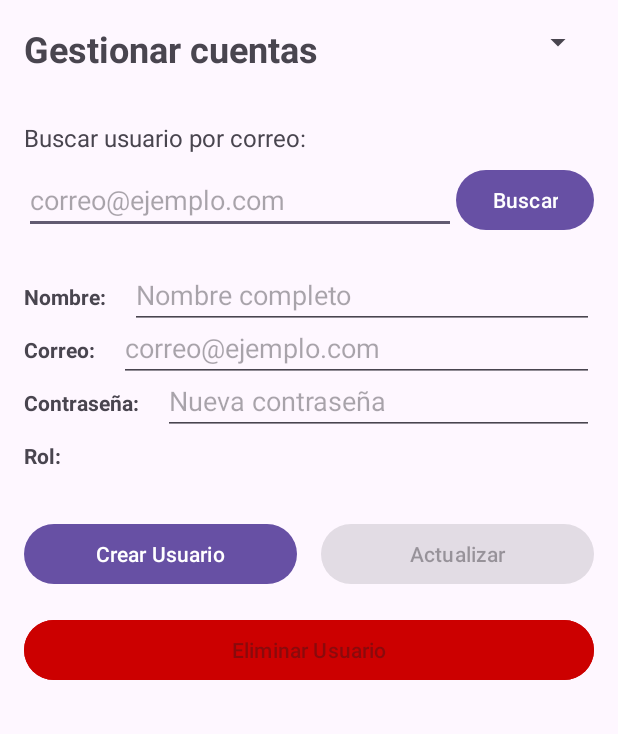
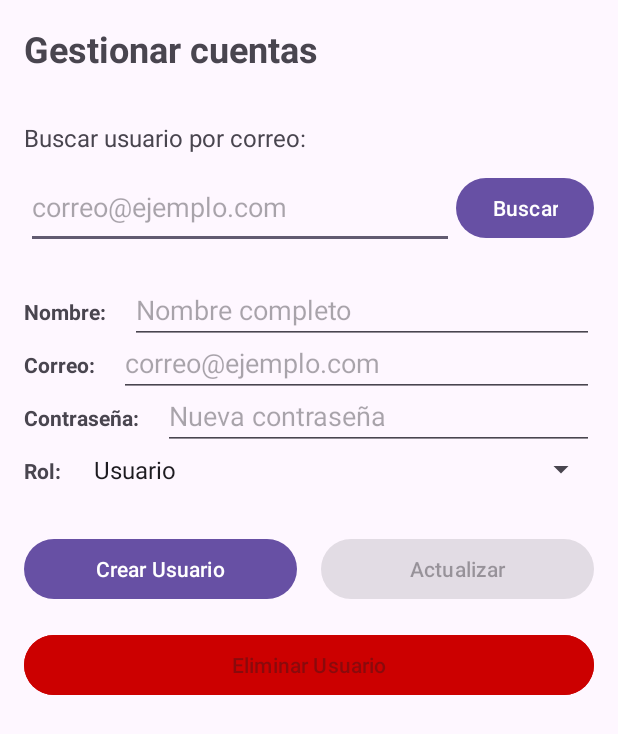
Before and after one commit to MarZYXX/PrimerPrototipo, an Android app: the GestionCuentasActivity screen opened directly, with no data from a screen before it, on a phone screen of 412 x 824 dp. Shown: the top 734 px of the screen. Run offline under Robolectric (Android 15) with nearby library versions, the light colour scheme and no system bars; 2 statements that could not run were skipped.

Commit message:
Remind me to always update the AndroidManifest, I just spent near 2 hours troubleshooting issues because of my ignorance

```diff
--- a/app/src/main/AndroidManifest.xml
+++ b/app/src/main/AndroidManifest.xml
@@ -44,8 +44,7 @@
             android:exported="false" />
 
         <activity
-            android:name=".view.GestionCuentasActivity"
-            android:exported="false" />
+            android:name=".view.GestionCuentasActivity"/>
 
         <meta-data
             android:name="com.google.android.geo.API_KEY"
--- a/app/src/main/java/com/example/primerprototipo/view/GestionCuentasActivity.kt
+++ b/app/src/main/java/com/example/primerprototipo/view/GestionCuentasActivity.kt
@@ -39,6 +39,7 @@ class GestionCuentasActivity : AppCompatActivity() {
             @Suppress("DEPRECATION")
             intent.getSerializableExtra("USUARIO_ACTUAL") as Usuario
         }
+        initViewModel()
 
         etCorreoBusqueda = findViewById(R.id.editTextCorreo)
         etNombre = findViewById(R.id.etNombre)
@@ -75,7 +76,6 @@ class GestionCuentasActivity : AppCompatActivity() {
         btnActualizar.isEnabled = false
         btnEliminar.isEnabled = false
 
-        initViewModel()
     }
 
 
--- a/app/src/main/java/com/example/primerprototipo/view/SuperAdminActivity.kt
+++ b/app/src/main/java/com/example/primerprototipo/view/SuperAdminActivity.kt
@@ -21,8 +21,7 @@ class SuperAdminActivity : AppCompatActivity() {
             @Suppress("DEPRECATION")
             intent.getSerializableExtra("USUARIO_ACTUAL") as Usuario
         }
-        // CORRECCIÓN: Usar el ID correcto del XML
-        val btnGestionarCuenta: Button = findViewById(R.id.gestionarCuenta)
+         val btnGestionarCuenta: Button = findViewById(R.id.gestionarCuenta)
 
         btnGestionarCuenta.setOnClickListener {
             val intent = Intent(this, GestionCuentasActivity::class.java)
--- a/app/src/main/res/layout/activity_gestionar.xml
+++ b/app/src/main/res/layout/activity_gestionar.xml
@@ -35,8 +35,8 @@
 
         <EditText
             android:id="@+id/editTextCorreo"
-            android:layout_width="0dp"
-            android:layout_height="wrap_content"
+            android:layout_width="285dp"
+            android:layout_height="55dp"
             android:layout_marginTop="8dp"
             android:ems="10"
             android:hint="correo@ejemplo.com"
@@ -135,8 +135,8 @@
 
         <Spinner
             android:id="@+id/spinnerRol"
-            android:layout_width="0dp"
-            android:layout_height="wrap_content"
+            android:layout_width="343dp"
+            android:layout_height="26dp"
             android:layout_marginStart="16dp"
             app:layout_constraintBaseline_toBaselineOf="@+id/textView7"
             app:layout_constraintEnd_toEndOf="parent"
```
Also changed, not shown: app/src/main/java/com/example/primerprototipo/view/MapaActivity.kt (+6 -2 lines).
